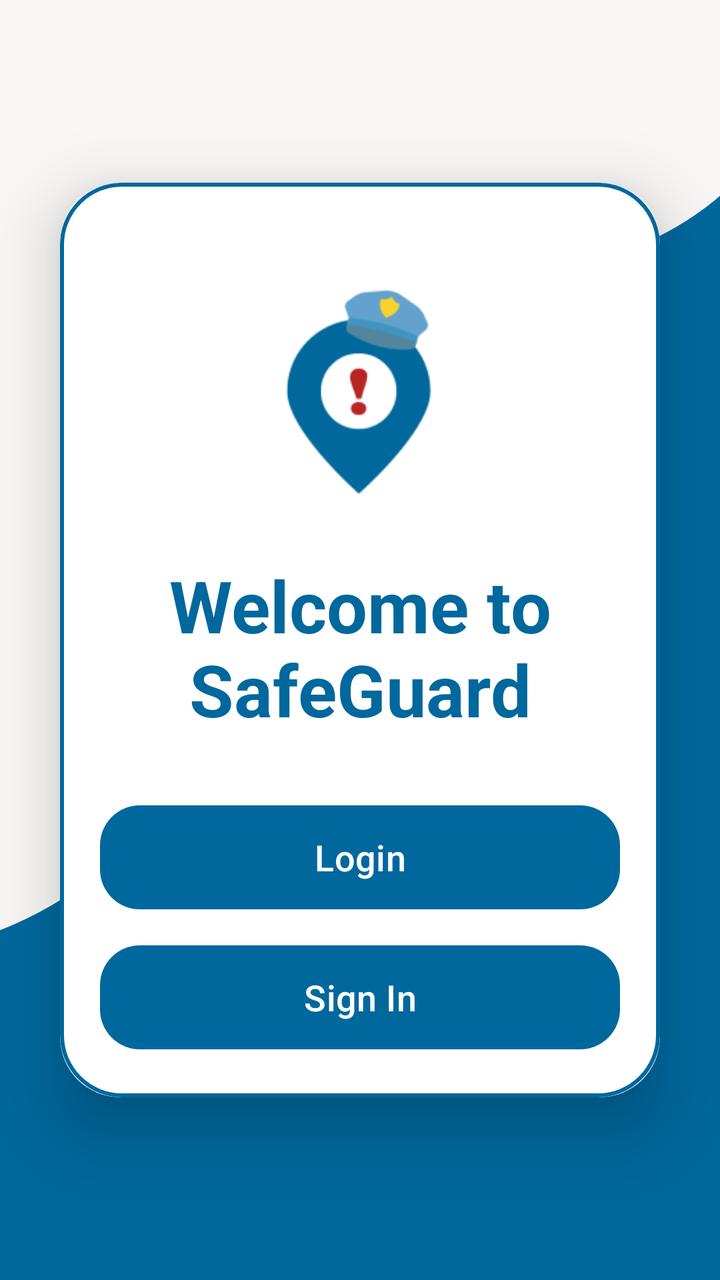
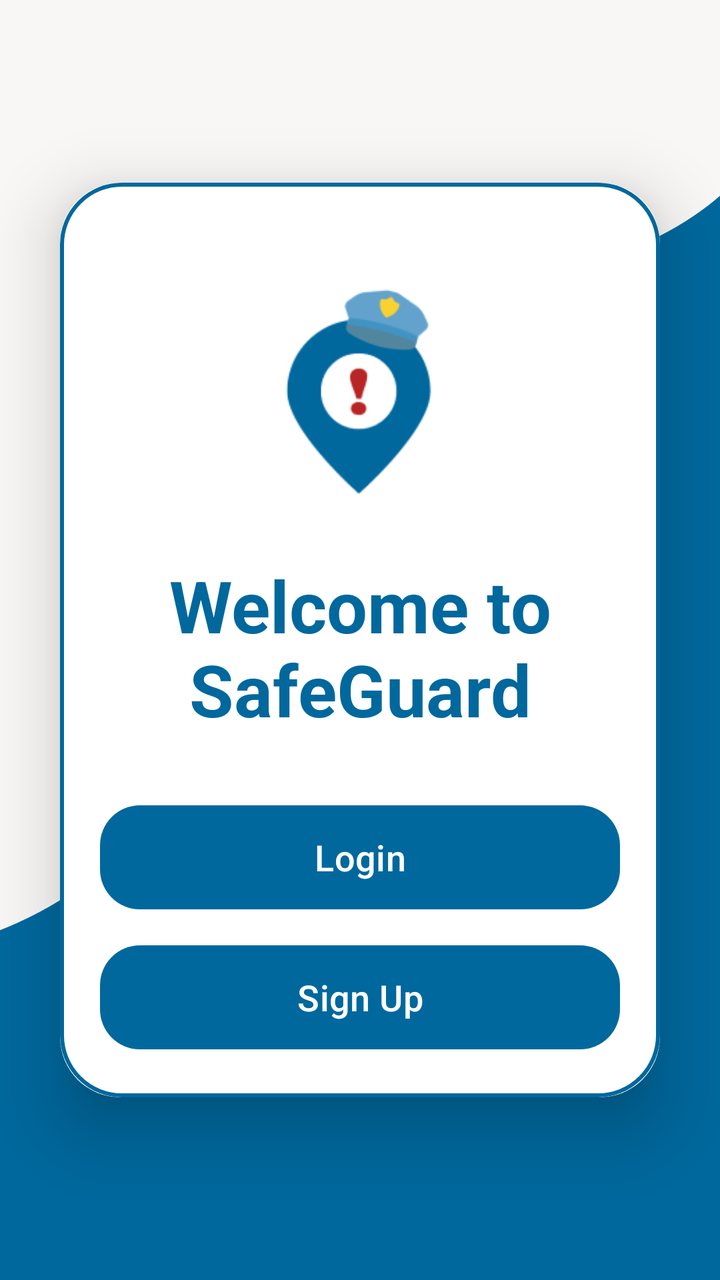

Screens rendered from an Android XML layout before and after an edit, with the pre-edit source and the edit as a unified diff.
<!-- AndroidManifest.xml: application theme Theme.SafeGuardApp -->
<!-- res/layout/activity_login_signup.xml -->
<?xml version="1.0" encoding="utf-8"?>
<LinearLayout xmlns:android="http://schemas.android.com/apk/res/android"
    xmlns:app="http://schemas.android.com/apk/res-auto"
    xmlns:tools="http://schemas.android.com/tools"
    android:layout_width="match_parent"
    android:layout_height="match_parent"
    android:orientation="vertical"
    android:gravity="center"
    android:background="@drawable/login_background"
    tools:context=".LoginSignupActivity">

    <androidx.cardview.widget.CardView
        android:layout_width="match_parent"
        android:layout_height="wrap_content"
        android:layout_margin="30dp"
        app:cardCornerRadius="30dp"
        app:cardElevation="20dp">

        <LinearLayout
            android:layout_width="match_parent"
            android:layout_height="wrap_content"
            android:orientation="vertical"
            android:layout_gravity="center_horizontal"
            android:padding="20dp"
            android:background="@drawable/custom_edittext">

            <ImageView
                android:layout_width="210dp"
                android:layout_height="167dp"
                android:src="@drawable/safe_guard_icon"
                android:layout_gravity="center_horizontal"/>
            <TextView
                android:layout_width="match_parent"
                android:layout_height="wrap_content"
                android:text="Welcome to SafeGuard"
                android:textSize="36sp"
                android:textAlignment="center"
                android:textStyle="bold"
                android:textColor="@color/md_theme_light_primary"/>

            <Button
                android:layout_width="match_parent"
                android:layout_height="60dp"
                android:id="@+id/loginActivityBtn"
                android:text="Login"
                android:textSize="18dp"
                android:layout_marginTop="30dp"
                app:cornerRadius = "20dp"/>

            <Button
                android:layout_width="match_parent"
                android:layout_height="60dp"
                android:id="@+id/signupActivityBtn"
                android:text="Sign In"
                android:textSize="18dp"
                android:layout_marginTop="10dp"
                app:cornerRadius = "20dp"/>

        </LinearLayout>

    </androidx.cardview.widget.CardView>

</LinearLayout>
<!-- resources referenced by this layout -->
<resources>
  <color name="md_theme_light_primary">#00689D</color>
  <style name="Base.Theme.SafeGuardApp" parent="Theme.Material3.Light.NoActionBar">
          <item name="android:windowIsTranslucent">true</item>
  
          <item name="colorPrimary">@color/md_theme_light_primary</item>
          <item name="colorOnPrimary">@color/md_theme_light_onPrimary</item>
          <item name="colorPrimaryContainer">@color/md_theme_light_primaryContainer</item>
          <item name="colorOnPrimaryContainer">@color/md_theme_light_onPrimaryContainer</item>
  
          <item name="colorSecondary">@color/md_theme_light_secondary</item>
          <item name="colorOnSecondary">@color/md_theme_light_onSecondary</item>
          <item name="colorSecondaryContainer">@color/md_theme_light_secondaryContainer</item>
          <item name="colorOnSecondaryContainer">@color/md_theme_light_onSecondaryContainer</item>
  
          <item name="colorTertiary">@color/md_theme_light_tertiary</item>
          <item name="colorOnTertiary">@color/md_theme_light_onTertiary</item>
          <item name="colorTertiaryContainer">@color/md_theme_light_tertiaryContainer</item>
          <item name="colorOnTertiaryContainer">@color/md_theme_light_onTertiaryContainer</item>
  
          <item name="colorError">@color/md_theme_light_error</item>
          <item name="colorErrorContainer">@color/md_theme_light_errorContainer</item>
          <item name="colorOnError">@color/md_theme_light_onError</item>
          <item name="colorOnErrorContainer">@color/md_theme_light_onErrorContainer</item>
  
          <item name="android:colorBackground">@color/md_theme_light_background</item>
          <item name="colorOnBackground">@color/md_theme_light_onBackground</item>
  
          <item name="colorOutline">@color/md_theme_light_outline</item>
          <item name="colorOnSurfaceInverse">@color/md_theme_light_inverseOnSurface</item>
          <item name="colorSurfaceInverse">@color/md_theme_light_inverseSurface</item>
          <item name="colorSurface">@color/md_theme_light_surface</item>
          <item name="colorOnSurface">@color/md_theme_light_onSurface</item>
          <item name="colorSurfaceVariant">@color/md_theme_light_surfaceVariant</item>
          <item name="colorOnSurfaceVariant">@color/md_theme_light_onSurfaceVariant</item>
          <item name="colorPrimaryInverse">@color/md_theme_light_inversePrimary</item>
  
          <item name="android:statusBarColor">?attr/colorPrimaryVariant</item>
  
      </style>
  <color name="md_theme_light_onPrimary">#FFFFFF</color>
  <color name="md_theme_light_secondary">#51606F</color>
  <color name="md_theme_light_onSecondary">#FFFFFF</color>
  <color name="md_theme_light_tertiary">#66587B</color>
  <color name="md_theme_light_onTertiary">#FFFFFF</color>
  <color name="md_theme_light_error">#BA1A1A</color>
  <color name="md_theme_light_errorContainer">#FFDAD6</color>
  <color name="md_theme_light_onError">#FFFFFF</color>
  <color name="md_theme_light_background">#F8F7F6</color>
  <color name="md_theme_light_onBackground">#1A1C1E</color>
  <color name="md_theme_light_outline">#72787E</color>
  <color name="md_theme_light_inverseSurface">#2F3133</color>
  <color name="md_theme_light_surface">#F9F9FC</color>
  <color name="md_theme_light_onSurface">#1A1C1E</color>
  <color name="md_theme_light_surfaceVariant">#DEE3EB</color>
  <color name="md_theme_light_onSurfaceVariant">#42474E</color>
  <color name="md_theme_light_inversePrimary">#92CCFF</color>
  <!-- unchanged entries left out for length: 12 -->
</resources>

<!-- the commit's change to res/layout/activity_login_signup.xml (unified diff, before → after) -->
@@ -51,7 +51,7 @@
                 android:layout_width="match_parent"
                 android:layout_height="60dp"
                 android:id="@+id/signupActivityBtn"
-                android:text="Sign In"
+                android:text="Sign Up"
                 android:textSize="18dp"
                 android:layout_marginTop="10dp"
                 app:cornerRadius = "20dp"/>
<!-- resource entries referenced after the edit -->
@@ -3,6 +3,7 @@
   <color name="md_theme_light_primary">#00689D</color>
   <style name="Base.Theme.SafeGuardApp" parent="Theme.Material3.Light.NoActionBar">
           <item name="android:windowIsTranslucent">true</item>
+          <item name="android:windowAnimationStyle">@style/CustomActivityAnimation</item>
   
           <item name="colorPrimary">@color/md_theme_light_primary</item>
           <item name="colorOnPrimary">@color/md_theme_light_onPrimary</item>
@@ -39,6 +40,12 @@
           <item name="android:statusBarColor">?attr/colorPrimaryVariant</item>
   
       </style>
+  <style name="CustomActivityAnimation" parent="@android:style/Animation.Activity">
+          <item name="android:activityOpenEnterAnimation">@anim/slide_in_right</item>
+          <item name="android:activityOpenExitAnimation">@anim/slide_out_left</item>
+          <item name="android:activityCloseEnterAnimation">@anim/slide_in_left</item>
+          <item name="android:activityCloseExitAnimation">@anim/slide_out_right</item>
+      </style>
   <color name="md_theme_light_onPrimary">#FFFFFF</color>
   <color name="md_theme_light_secondary">#51606F</color>
   <color name="md_theme_light_onSecondary">#FFFFFF</color>
